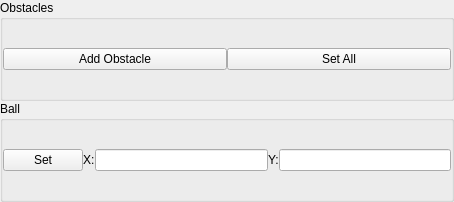
Above: msl_gazebo_control/ui/GazeboControl.ui from carpe-noctem-cassel/msl_gazebo_simulator before the change. Below: the same form after it.
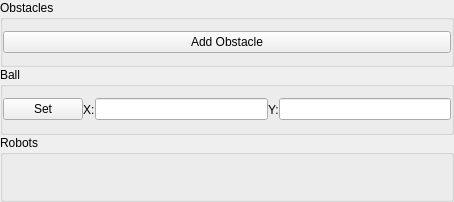
That is the form after the change.

Diff of the .ui file:
```diff
--- a/msl_gazebo_control/ui/GazeboControl.ui
+++ b/msl_gazebo_control/ui/GazeboControl.ui
@@ -28,7 +28,7 @@
   <property name="windowTitle">
    <string>Robot Control</string>
   </property>
-  <layout class="QVBoxLayout" name="gazeboControlVerticalLayout" stretch="0,0">
+  <layout class="QVBoxLayout" name="gazeboControlVerticalLayout" stretch="0,0,0">
    <property name="spacing">
     <number>0</number>
    </property>
@@ -51,23 +51,12 @@
      </property>
      <layout class="QVBoxLayout" name="obsBoxVLayout">
       <item>
-       <layout class="QHBoxLayout" name="obsControlBox">
-        <item>
-         <widget class="QPushButton" name="addObsBtn">
+       <widget class="QPushButton" name="obsAddBtn">
           <property name="text">
            <string>Add Obstacle</string>
           </property>
          </widget>
         </item>
-        <item>
-         <widget class="QPushButton" name="setAllObsBtn">
-          <property name="text">
-           <string>Set All</string>
-          </property>
-         </widget>
-        </item>
-       </layout>
-      </item>
      </layout>
     </widget>
    </item>
@@ -107,6 +96,14 @@
      </layout>
     </widget>
    </item>
+   <item>
+    <widget class="QGroupBox" name="robotBox">
+     <property name="title">
+      <string>Robots</string>
+     </property>
+     <layout class="QVBoxLayout" name="robotBoxVerticalLayout"/>
+    </widget>
+   </item>
   </layout>
  </widget>
  <layoutdefault spacing="0" margin="0"/>
```
Left out of the diff: 2 changed lines with no effect on the pictures. Lines whose indentation alone changed are shown as unchanged.
